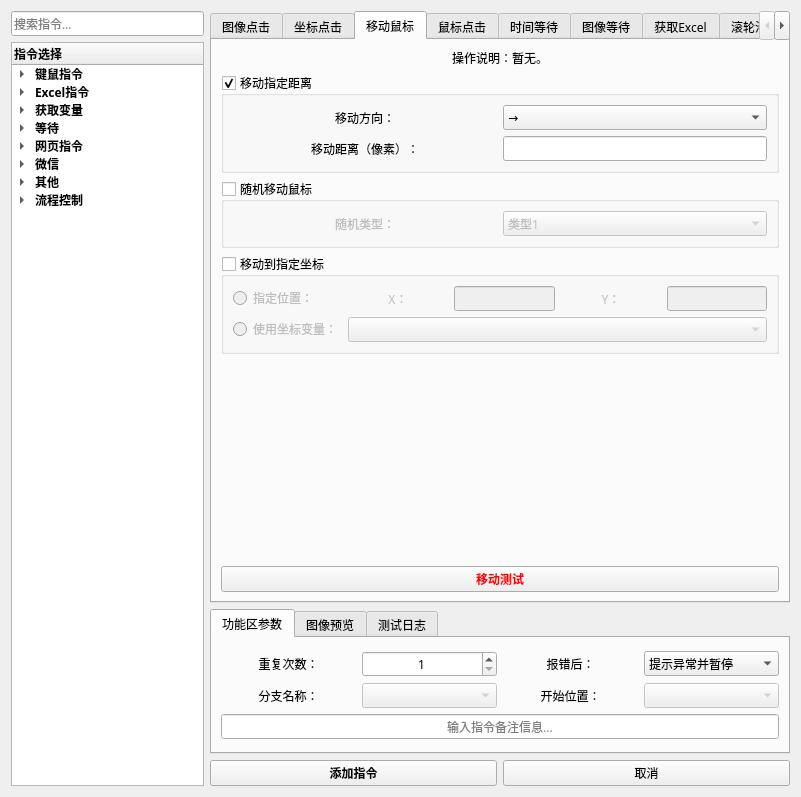
The window that 窗体/导航窗口.ui (FsterThanLight/automatic_clicker_2) describes before a commit, drawn with Qt 5.
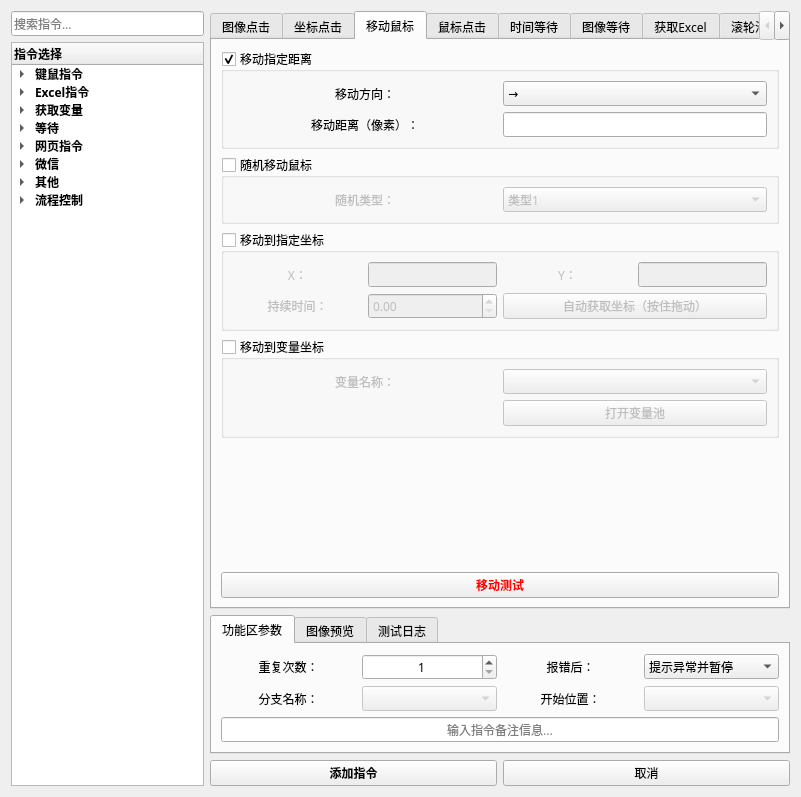
The same window after the commit. The open tabs and pages were chosen to show the change. Icons and pictures are not drawn.

Commit message: 5月6日 23:40 修复移动鼠标功能

Diff of the .ui file:
```diff
--- a/窗体/导航窗口.ui
+++ b/窗体/导航窗口.ui
@@ -961,34 +961,6 @@
          <string>移动鼠标</string>
         </attribute>
         <layout class="QVBoxLayout" name="verticalLayout_15">
-         <item>
-          <widget class="QLabel" name="label_31">
-           <property name="sizePolicy">
-            <sizepolicy hsizetype="Preferred" vsizetype="Preferred">
-             <horstretch>0</horstretch>
-             <verstretch>0</verstretch>
-            </sizepolicy>
-           </property>
-           <property name="text">
-            <string>操作说明：暂无。</string>
-           </property>
-           <property name="alignment">
-            <set>Qt::AlignCenter</set>
-           </property>
-           <property name="wordWrap">
-            <bool>false</bool>
-           </property>
-           <property name="margin">
-            <number>0</number>
-           </property>
-           <property name="indent">
-            <number>-1</number>
-           </property>
-           <property name="openExternalLinks">
-            <bool>false</bool>
-           </property>
-          </widget>
-         </item>
          <item>
           <widget class="QGroupBox" name="groupBox_28">
            <property name="styleSheet">
@@ -1115,24 +1087,8 @@
            <property name="checked">
             <bool>false</bool>
            </property>
-           <layout class="QGridLayout" name="gridLayout_62">
-            <item row="0" column="0">
-             <widget class="QRadioButton" name="radioButton_23">
-              <property name="enabled">
-               <bool>false</bool>
-              </property>
-              <property name="text">
-               <string>指定位置：</string>
-              </property>
-              <property name="checkable">
-               <bool>true</bool>
-              </property>
-              <property name="checked">
-               <bool>false</bool>
-              </property>
-             </widget>
-            </item>
-            <item row="0" column="1">
+           <layout class="QGridLayout" name="gridLayout_29">
+            <item row="0" column="0" colspan="2">
              <layout class="QHBoxLayout" name="horizontalLayout_23" stretch="1,1,1,1">
               <item>
                <widget class="QLabel" name="label_157">
@@ -1171,21 +1127,74 @@
              </layout>
             </item>
             <item row="1" column="0">
-             <widget class="QRadioButton" name="radioButton_24">
-              <property name="enabled">
-               <bool>false</bool>
-              </property>
-              <property name="text">
-               <string>使用坐标变量：</string>
-              </property>
-              <property name="checkable">
-               <bool>true</bool>
-              </property>
-             </widget>
+             <layout class="QHBoxLayout" name="horizontalLayout_26">
+              <item>
+               <widget class="QLabel" name="label_31">
+                <property name="text">
+                 <string>持续时间：</string>
+                </property>
+                <property name="alignment">
+                 <set>Qt::AlignCenter</set>
+                </property>
+               </widget>
+              </item>
+              <item>
+               <widget class="QDoubleSpinBox" name="doubleSpinBox">
+                <property name="maximum">
+                 <double>99.000000000000000</double>
+                </property>
+                <property name="singleStep">
+                 <double>0.100000000000000</double>
+                </property>
+                <property name="value">
+                 <double>0.000000000000000</double>
+                </property>
+               </widget>
+              </item>
+             </layout>
             </item>
             <item row="1" column="1">
+             <widget class="QPushButton" name="pushButton_56">
+              <property name="text">
+               <string>自动获取坐标（按住拖动）</string>
+              </property>
+             </widget>
+            </item>
+           </layout>
+          </widget>
+         </item>
+         <item>
+          <widget class="QGroupBox" name="groupBox_20">
+           <property name="title">
+            <string>移动到变量坐标</string>
+           </property>
+           <property name="checkable">
+            <bool>true</bool>
+           </property>
+           <property name="checked">
+            <bool>false</bool>
+           </property>
+           <layout class="QGridLayout" name="gridLayout_31">
+            <item row="0" column="0">
+             <widget class="QLabel" name="label_25">
+              <property name="text">
+               <string>变量名称：</string>
+              </property>
+              <property name="alignment">
+               <set>Qt::AlignCenter</set>
+              </property>
+             </widget>
+            </item>
+            <item row="0" column="1">
              <widget class="QComboBox" name="comboBox_61"/>
             </item>
+            <item row="1" column="1">
+             <widget class="QPushButton" name="pushButton_57">
+              <property name="text">
+               <string>打开变量池</string>
+              </property>
+             </widget>
+            </item>
            </layout>
           </widget>
          </item>
```
Left out of the diff: 17 changed lines with no effect on the pictures. The commit also changes 11 other files.
